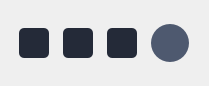
First picture: the form in src/client/gui/ui/texteditor_options.ui, repository aleoli/Shared-Editor, before the edit.
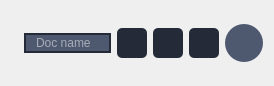
Second picture: the form after the edit. Icons and pictures are not drawn.

Commit message: ripulito texteditor, modificato Options e Home, creato Dialog_info

What changed in the file:
```diff
--- a/src/client/gui/ui/texteditor_options.ui
+++ b/src/client/gui/ui/texteditor_options.ui
@@ -6,7 +6,7 @@
    <rect>
     <x>0</x>
     <y>0</y>
-    <width>209</width>
+    <width>274</width>
     <height>86</height>
    </rect>
   </property>
@@ -17,6 +17,58 @@
    <string notr="true"/>
   </property>
   <layout class="QHBoxLayout" name="horizontalLayout">
+   <item>
+    <widget class="QLabel" name="label_rename">
+     <property name="maximumSize">
+      <size>
+       <width>30</width>
+       <height>20</height>
+      </size>
+     </property>
+     <property name="toolTip">
+      <string>rename</string>
+     </property>
+     <property name="styleSheet">
+      <string notr="true">QToolTip{
+	background: none;
+	margin-left: 0px;
+	margin-right: 0px;
+}</string>
+     </property>
+     <property name="text">
+      <string/>
+     </property>
+     <property name="pixmap">
+      <pixmap resource="resources/res.qrc">:/res/text-editor/rename1.png</pixmap>
+     </property>
+    </widget>
+   </item>
+   <item>
+    <widget class="QLineEdit" name="ledit_rename">
+     <property name="maximumSize">
+      <size>
+       <width>16777215</width>
+       <height>16777215</height>
+      </size>
+     </property>
+     <property name="styleSheet">
+      <string notr="true">QLineEdit {
+    border: 2px solid #242A38;
+    border-radius: 15px;
+    padding: 0 8px;
+    background: #4E596F;
+    selection-background-color: #F65964;
+	color: white;
+}</string>
+     </property>
+     <property name="frame">
+      <bool>true</bool>
+     </property>
+     <property name="placeholderText">
+      <string>Doc name</string>
+     </property>
+    </widget>
+   </item>
    <item>
     <widget class="QPushButton" name="btn_share">
      <property name="maximumSize">
```
The commit also changes 3 other files.
